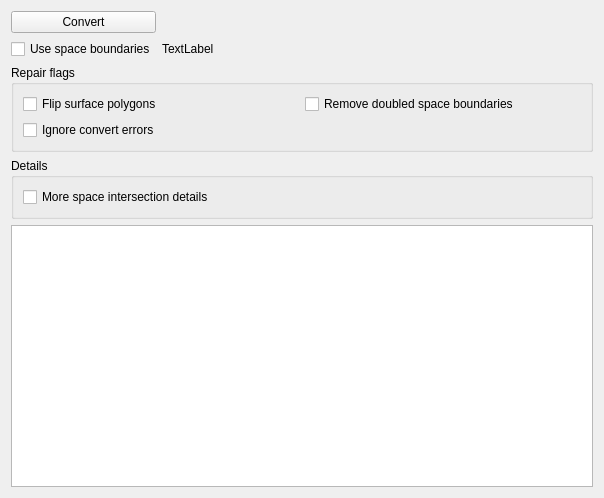
Old version of the form externals/IFCImportPlugin/src/ImportWPConvert.ui in the repository hirseboy/IFC-Import-Plugin.
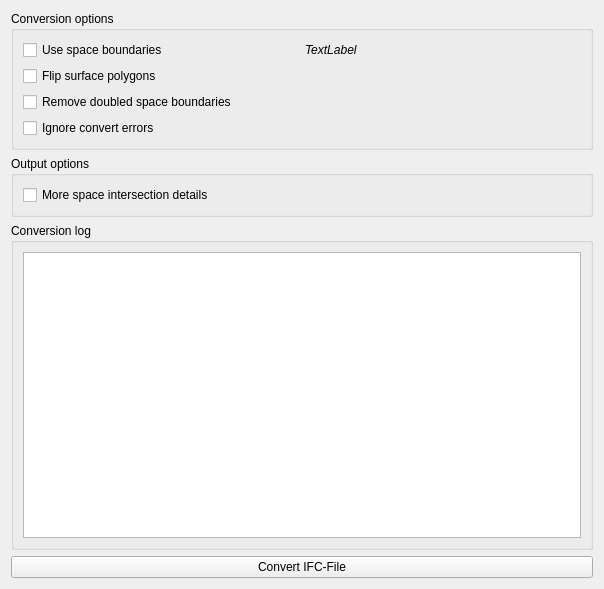
New version of the form.

Commit message: Updated ifc dialog

Patch:
```diff
--- a/externals/IFCImportPlugin/src/ImportWPConvert.ui
+++ b/externals/IFCImportPlugin/src/ImportWPConvert.ui
@@ -7,54 +7,53 @@
     <x>0</x>
     <y>0</y>
     <width>604</width>
-    <height>498</height>
+    <height>589</height>
    </rect>
   </property>
   <property name="windowTitle">
    <string>Convert IFC into VICUS</string>
   </property>
   <layout class="QGridLayout" name="gridLayout">
-   <item row="0" column="0">
-    <widget class="QPushButton" name="pushButtonConvert">
-     <property name="text">
-      <string>Convert</string>
-     </property>
-    </widget>
-   </item>
-   <item row="0" column="1">
-    <spacer name="horizontalSpacer">
-     <property name="orientation">
-      <enum>Qt::Horizontal</enum>
-     </property>
-     <property name="sizeHint" stdset="0">
-      <size>
-       <width>329</width>
-       <height>20</height>
-      </size>
-     </property>
-    </spacer>
-   </item>
-   <item row="1" column="0">
-    <widget class="QCheckBox" name="checkBoxUseSpaceBoundaries">
-     <property name="text">
-      <string>Use space boundaries</string>
-     </property>
-    </widget>
-   </item>
-   <item row="1" column="1">
-    <widget class="QLabel" name="labelSBDescription">
-     <property name="text">
-      <string>TextLabel</string>
-     </property>
-    </widget>
-   </item>
-   <item row="2" column="0" colspan="2">
+   <item row="1" column="0" colspan="3">
     <widget class="QGroupBox" name="groupBox">
      <property name="title">
-      <string>Repair flags</string>
+      <string>Conversion options</string>
      </property>
      <layout class="QGridLayout" name="gridLayout_2">
       <item row="1" column="0">
+       <widget class="QCheckBox" name="checkBoxUseSpaceBoundaries">
+        <property name="text">
+         <string>Use space boundaries</string>
+        </property>
+       </widget>
+      </item>
+      <item row="2" column="0">
+       <widget class="QCheckBox" name="checkBoxFlipSurfacePolygons">
+        <property name="text">
+         <string>Flip surface polygons</string>
+        </property>
+       </widget>
+      </item>
+      <item row="3" column="0">
+       <widget class="QCheckBox" name="checkBoxRemoveDoubleSBs">
+        <property name="text">
+         <string>Remove doubled space boundaries</string>
+        </property>
+       </widget>
+      </item>
+      <item row="1" column="1">
+       <widget class="QLabel" name="labelSBDescription">
+        <property name="font">
+         <font>
+          <italic>true</italic>
+         </font>
+        </property>
+        <property name="text">
+         <string>TextLabel</string>
+        </property>
+       </widget>
+      </item>
+      <item row="4" column="0">
        <widget class="QCheckBox" name="checkBoxIgnorErrors">
         <property name="toolTip">
          <string>If checked all errors will be ignored and the finish button will be enabled</string>
@@ -64,30 +63,13 @@
         </property>
        </widget>
       </item>
-      <item row="0" column="1">
-       <widget class="QCheckBox" name="checkBoxRemoveDoubleSBs">
-        <property name="text">
-         <string>Remove doubled space boundaries</string>
-        </property>
-       </widget>
-      </item>
-      <item row="0" column="0">
-       <widget class="QCheckBox" name="checkBoxFlipSurfacePolygons">
-        <property name="text">
-         <string>Flip surface polygons</string>
-        </property>
-       </widget>
-      </item>
      </layout>
     </widget>
    </item>
-   <item row="4" column="0" colspan="2">
-    <widget class="QTextEdit" name="textEdit"/>
-   </item>
-   <item row="3" column="0" colspan="2">
+   <item row="2" column="0" colspan="3">
     <widget class="QGroupBox" name="groupBox_2">
      <property name="title">
-      <string>Details</string>
+      <string>Output options</string>
      </property>
      <layout class="QGridLayout" name="gridLayout_3">
       <item row="0" column="0">
@@ -113,6 +95,25 @@
      </layout>
     </widget>
    </item>
+   <item row="3" column="0" colspan="3">
+    <widget class="QGroupBox" name="groupBox_3">
+     <property name="title">
+      <string>Conversion log </string>
+     </property>
+     <layout class="QGridLayout" name="gridLayout_4">
+      <item row="0" column="0">
+       <widget class="QTextEdit" name="textEdit"/>
+      </item>
+     </layout>
+    </widget>
+   </item>
+   <item row="4" column="0" colspan="3">
+    <widget class="QPushButton" name="pushButtonConvert">
+     <property name="text">
+      <string>Convert IFC-File</string>
+     </property>
+    </widget>
+   </item>
   </layout>
  </widget>
  <resources/>
```
The commit also changes 6 other files.
